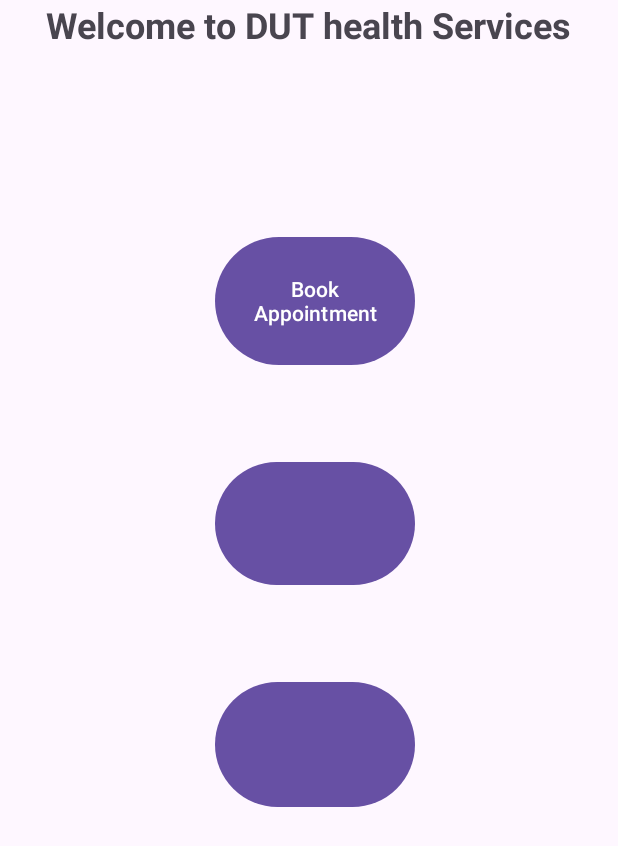
After one commit to Nkosingiphilee/HealthCare-App, an Android app: the Landin screen opened directly, with no data from a screen before it, on a phone screen of 412 x 824 dp. The commit adds this screen. Shown: the top 846 px of the screen. Run offline under Robolectric (Android 15) with nearby library versions, the phone set to English and light mode, and no system bars.

```diff
--- /dev/null
+++ b/app/src/main/java/com/example/healthandwellbeing/Landin.java
@@ -0,0 +1,24 @@
+package com.example.healthandwellbeing;
+
+import android.os.Bundle;
+
+import androidx.activity.EdgeToEdge;
+import androidx.appcompat.app.AppCompatActivity;
+import androidx.core.graphics.Insets;
+import androidx.core.view.ViewCompat;
+import androidx.core.view.WindowInsetsCompat;
+
+public class Landin extends AppCompatActivity {
+
+    @Override
+    protected void onCreate(Bundle savedInstanceState) {
+        super.onCreate(savedInstanceState);
+        EdgeToEdge.enable(this);
+        setContentView(R.layout.activity_landin);
+        ViewCompat.setOnApplyWindowInsetsListener(findViewById(R.id.main), (v, insets) -> {
+            Insets systemBars = insets.getInsets(WindowInsetsCompat.Type.systemBars());
+            v.setPadding(systemBars.left, systemBars.top, systemBars.right, systemBars.bottom);
+            return insets;
+        });
+    }
+}
--- a/app/src/main/java/com/example/healthandwellbeing/Register.java
+++ b/app/src/main/java/com/example/healthandwellbeing/Register.java
@@ -1,6 +1,7 @@
 package com.example.healthandwellbeing;
 
 import android.content.ContentValues;
+import android.content.Intent;
 import android.database.sqlite.SQLiteDatabase;
 import android.database.sqlite.SQLiteOpenHelper;
 import android.os.Bundle;
@@ -15,6 +16,8 @@ import androidx.appcompat.app.AppCompatActivity;
 import androidx.core.graphics.Insets;
 import androidx.core.view.ViewCompat;
 import androidx.core.view.WindowInsetsCompat;
+
+import javax.xml.transform.Result;
 
 public class Register extends AppCompatActivity {
 
@@ -32,6 +35,7 @@ public class Register extends AppCompatActivity {
         EdgeToEdge.enable(this);
         setContentView(R.layout.activity_register);
 
+        dbHelper = new DatabaseHelper(this);
         username=findViewById(R.id.idUsername);
         surname=findViewById(R.id.idSurname);
         emailAddress=findViewById(R.id.idEmail);
@@ -55,6 +59,7 @@ public class Register extends AppCompatActivity {
 
     }
     private void insertUser(String Username, String Surname, String Email, String PhoneNo, String Password){
+        Intent intent=new Intent(this,MainActivity.class);
         SQLiteDatabase db = dbHelper.getWritableDatabase();
         ContentValues values = new ContentValues();
         values.put(DatabaseHelper.COLUMN_Username, Username);
@@ -65,6 +70,7 @@ public class Register extends AppCompatActivity {
         long id = db.insert(DatabaseHelper.TABLE_USERS, null, values);
         if (id != -1) {
             Toast.makeText(Register.this, "New user saved :) with identity (PK): " + id, Toast.LENGTH_SHORT).show();
+            startActivity(intent);
         } else {
             Toast.makeText(Register.this, "Failed to save new user. Try again!", Toast.LENGTH_SHORT).show();
         }
--- /dev/null
+++ b/app/src/main/res/layout/activity_landin.xml
@@ -0,0 +1,57 @@
+<?xml version="1.0" encoding="utf-8"?>
+<androidx.constraintlayout.widget.ConstraintLayout xmlns:android="http://schemas.android.com/apk/res/android"
+    xmlns:app="http://schemas.android.com/apk/res-auto"
+    xmlns:tools="http://schemas.android.com/tools"
+    android:id="@+id/main"
+    android:layout_width="match_parent"
+    android:layout_height="match_parent"
+    tools:context=".Landin">
+
+    <TextView
+        android:id="@+id/textView3"
+        android:layout_width="wrap_content"
+        android:layout_height="wrap_content"
+        android:text="Welcome to DUT health Services"
+        android:textSize="24sp"
+        android:textStyle="bold"
+        app:layout_constraintEnd_toEndOf="parent"
+        app:layout_constraintStart_toStartOf="parent"
+        tools:layout_editor_absoluteY="65dp" />
+
+    <Button
+        android:id="@+id/button"
+        android:layout_width="133dp"
+        android:layout_height="93dp"
+        android:text="Book Appointment"
+        app:layout_constraintBottom_toBottomOf="parent"
+        app:layout_constraintEnd_toEndOf="parent"
+        app:layout_constraintHorizontal_bias="0.514"
+        app:layout_constraintStart_toStartOf="parent"
+        app:layout_constraintTop_toTopOf="parent"
+        app:layout_constraintVertical_bias="0.211" />
+
+    <Button
+        android:id="@+id/button2"
+        android:layout_width="133dp"
+        android:layout_height="90dp"
+        app:iconSize="40px"
+        app:layout_constraintBottom_toBottomOf="parent"
+        app:layout_constraintEnd_toEndOf="parent"
+        app:layout_constraintHorizontal_bias="0.514"
+        app:layout_constraintStart_toStartOf="parent"
+        app:layout_constraintTop_toTopOf="parent"
+        app:layout_constraintVertical_bias="0.414"
+        tools:text="Health Library" />
+
+    <Button
+        android:id="@+id/button3"
+        android:layout_width="133dp"
+        android:layout_height="91dp"
+        app:layout_constraintBottom_toBottomOf="parent"
+        app:layout_constraintEnd_toEndOf="parent"
+        app:layout_constraintHorizontal_bias="0.514"
+        app:layout_constraintStart_toStartOf="parent"
+        app:layout_constraintTop_toTopOf="parent"
+        app:layout_constraintVertical_bias="0.615" />
+
+</androidx.constraintlayout.widget.ConstraintLayout>
--- a/app/src/main/res/values/strings.xml
+++ b/app/src/main/res/values/strings.xml
@@ -9,4 +9,10 @@
     <string name="health_welbeing">DUT Healthcare</string>
     <string name="enter_email">Enter Email</string>
     <string name="log_in">Log In</string>
+    <string name="book_appointment">Book Appointment</string>
+    <string name="full_name_s">Full name(s)</string>
+    <string name="appointment_date">Appointment date</string>
+    <string name="appointment_time">Appointment Time</string>
+    <string name="button_submit">Submit</string>
+    <string name="reason_for_the_visit">Reason for the visit</string>
 </resources>
```
Also changed, not shown: app/src/main/AndroidManifest.xml (+9 -0 lines), app/src/main/java/com/example/healthandwellbeing/Appointment.java (added, +24 -0 lines), app/src/main/java/com/example/healthandwellbeing/HealthLibrary.java (added, +24 -0 lines), app/src/main/java/com/example/healthandwellbeing/MainActivity.java (+12 -4 lines), app/src/main/res/layout/activity_appointment.xml (added, +85 -0 lines), app/src/main/res/layout/activity_health_library.xml (added, +8 -0 lines), app/src/main/res/layout/activity_main.xml (+10 -3 lines).
